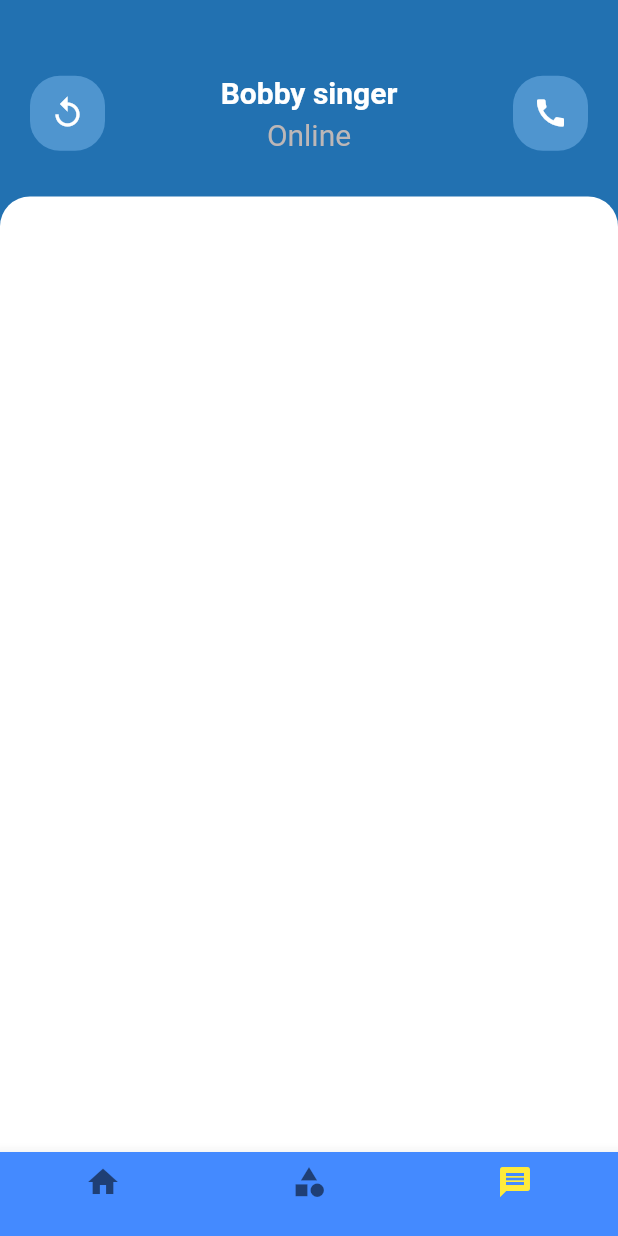
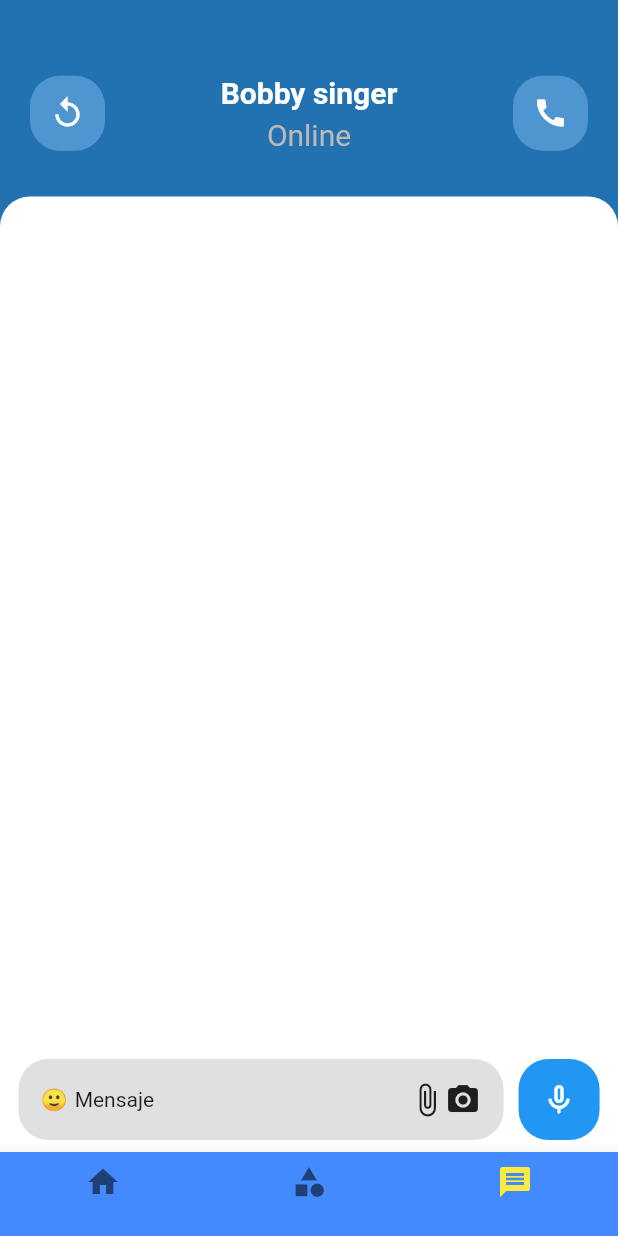
Before and after one commit to arturobl00/tectehuacan, a Flutter app: the screen it shows after launch, item 3 of the bottom bar chosen, on a phone screen of 412 x 824 dp. Run offline on Flutter 3.47's test engine with Material 2 defaults, Android fonts, the light colour scheme and no system bars.

Commit message:
Viernes3

```diff
--- a/healthapp/lib/pages/messages.dart
+++ b/healthapp/lib/pages/messages.dart
@@ -12,10 +12,61 @@ class _MessagesState extends State<Messages> {
   Widget build(BuildContext context) {
     return Scaffold(
       backgroundColor: const Color.fromARGB(255, 34, 113, 177),
-      body: Column(children: const [
-        Titulo(),
-        Area3(),
+      body: Column(children: [
+        const Titulo(),
+        const Expanded(child: Area3()),
+        Container(
+            decoration: const BoxDecoration(color: Colors.white),
+            child: const Padding(
+              padding: EdgeInsets.only(bottom: 8.0, top: 8.0),
+              child: BarraEnviar(),
+            ))
       ]),
+    );
+  }
+}
+
+class BarraEnviar extends StatelessWidget {
+  const BarraEnviar({super.key});
+
+  @override
+  Widget build(BuildContext context) {
+    return Row(
+      mainAxisAlignment: MainAxisAlignment.center,
+      children: [
+        Container(
+          padding: const EdgeInsets.all(15.0),
+          decoration: BoxDecoration(
+              color: Colors.grey[300],
+              borderRadius: BorderRadius.circular(20.0)),
+          child: Row(
+            children: const [
+              Text("🙂"),
+              SizedBox(
+                width: 5,
+              ),
+              Text("Mensaje"),
+              SizedBox(
+                width: 170,
+              ),
+              Icon(Icons.attach_file),
+              Icon(Icons.camera_alt),
+            ],
+          ),
+        ),
+        const SizedBox(
+          width: 10.0,
+        ),
+        Container(
+          padding: const EdgeInsets.all(15.0),
+          decoration: BoxDecoration(
+              color: Colors.blue, borderRadius: BorderRadius.circular(20.0)),
+          child: const Icon(
+            Icons.mic_none_rounded,
+            color: Colors.white,
+          ),
+        )
+      ],
     );
   }
 }
@@ -30,8 +81,7 @@ class Area3 extends StatefulWidget {
 class _Area3State extends State<Area3> {
   @override
   Widget build(BuildContext context) {
-    return Expanded(
-        child: Padding(
+    return Padding(
       padding: const EdgeInsets.only(top: 30.0),
       child: Container(
         decoration: const BoxDecoration(
@@ -39,7 +89,7 @@ class _Area3State extends State<Area3> {
             borderRadius: BorderRadius.only(
                 topLeft: Radius.circular(20), topRight: Radius.circular(20))),
       ),
-    ));
+    );
   }
 }
 
```
